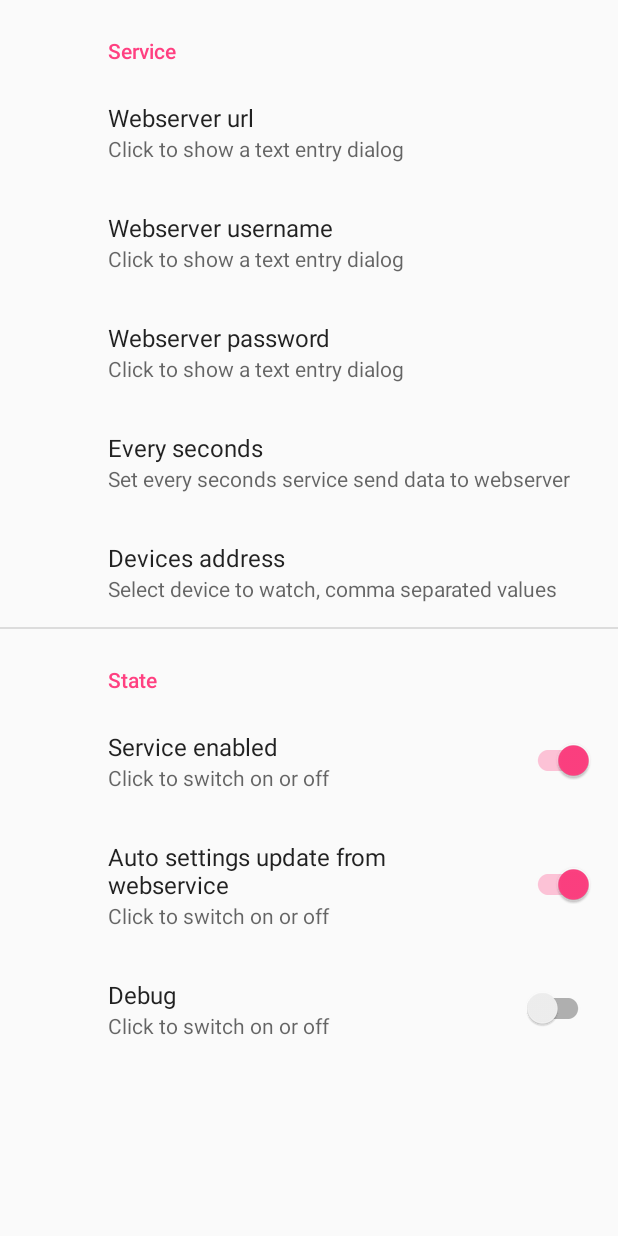
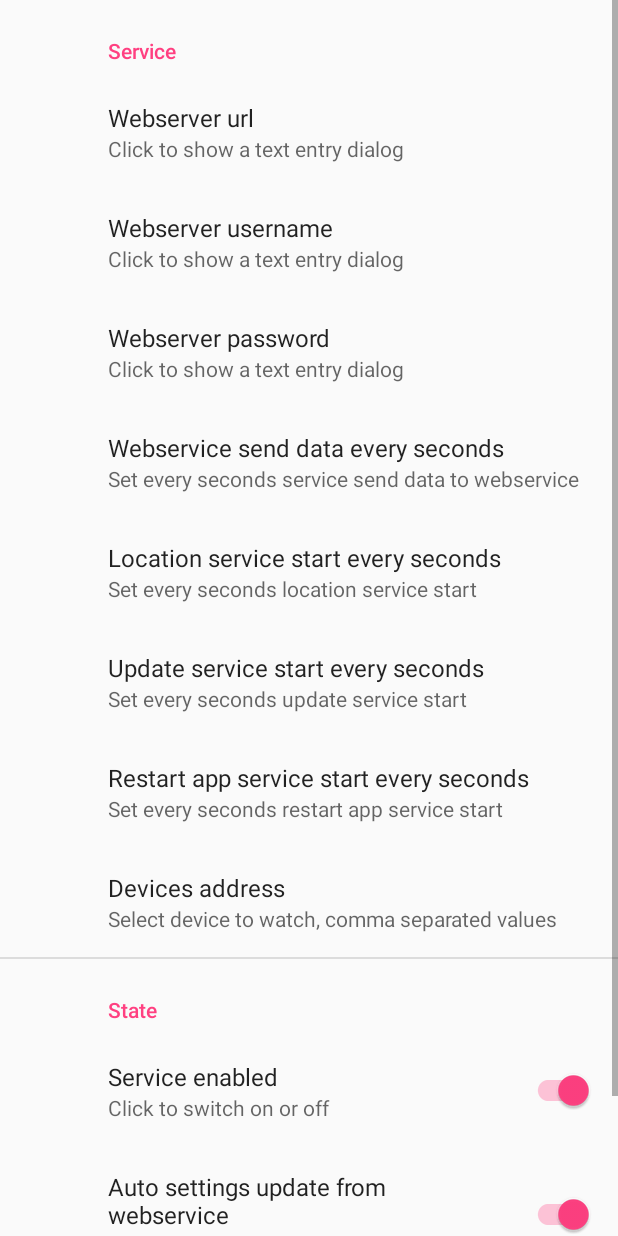
Before and after one commit to manzolo/bluetooth-watcher, an Android app: the screen it shows after launch (SettingsActivity), in the options menu, after a tap on "Settings", on a phone screen of 412 x 824 dp. Run offline under Robolectric (Android 15) with nearby library versions, the phone set to English and light mode, and no system bars; our stand-ins replace androidx.preference; libraries missing offline, so code that uses them is left out: com.jakewharton.processphoenix; 5 statements that could not run were skipped.

Commit message:
improve logs

```diff
--- a/app/build.gradle
+++ b/app/build.gradle
@@ -10,7 +10,7 @@ android {
         applicationId "it.manzolo.job.service.bluewatcher"
         minSdkVersion 22
         versionCode 1
-        versionName "1.2.3"
+        versionName "1.2.4"
         testInstrumentationRunner "androidx.test.runner.AndroidJUnitRunner"
     }
     buildTypes {
--- a/app/src/main/java/it/manzolo/job/service/bluewatcher/App.kt
+++ b/app/src/main/java/it/manzolo/job/service/bluewatcher/App.kt
@@ -51,46 +51,10 @@ class App : Application() {
 
         }
 
-        fun scheduleUpdateService(context: Context) {
-            val preferences = PreferenceManager.getDefaultSharedPreferences(context)
-            val seconds = "25200" //25200
-            val debug = preferences.getBoolean("debug", false)
-            if (debug) {
-                Toast.makeText(context, "Start update service every $seconds seconds", Toast.LENGTH_SHORT).show()
-            }
-
-            val myIntent = Intent(context, UpdateService::class.java)
-            val pendingIntent = PendingIntent.getService(context, 0, myIntent, 0)
-
-            val alarmManager = context.getSystemService(Context.ALARM_SERVICE) as AlarmManager
-            val calendar: Calendar = Calendar.getInstance()
-            calendar.timeInMillis = System.currentTimeMillis()
-            calendar.add(Calendar.SECOND, seconds.toInt()) // first time
-
-            val frequency = seconds.toInt() * 1000.toLong() // in ms
-
-            alarmManager.setRepeating(AlarmManager.RTC_WAKEUP, calendar.timeInMillis, frequency, pendingIntent)
-
-            /*val jobScheduler = context.getSystemService(Context.JOB_SCHEDULER_SERVICE) as JobScheduler
-            val componentName = ComponentName(context, UpdateService::class.java)
-            val preferences = PreferenceManager.getDefaultSharedPreferences(context)
-            val debug = preferences.getBoolean("debug", false)
-            val seconds = "25200"
-            if (debug) {
-                Toast.makeText(context, "Start update service every $seconds seconds", Toast.LENGTH_SHORT).show()
-            }
-
-            val jobInfo = JobInfo.Builder(2, componentName)
-                    .setMinimumLatency(TimeUnit.SECONDS.toMillis(seconds.toLong() / 2))
-                    .setOverrideDeadline(TimeUnit.SECONDS.toMillis(seconds.toLong()))
-                    .setRequiredNetworkType(JobInfo.NETWORK_TYPE_ANY)
-            jobScheduler.schedule(jobInfo.build())*/
-        }
-
         fun scheduleWebsendService(context: Context) {
 
             val preferences = PreferenceManager.getDefaultSharedPreferences(context)
-            val seconds = preferences.getString("seconds", "60")
+            val seconds = preferences.getString("webservice_service_every_seconds", "60")
             val debug = preferences.getBoolean("debug", false)
             if (debug) {
                 Toast.makeText(context, "Start websend service every $seconds seconds", Toast.LENGTH_SHORT).show()
@@ -128,7 +92,7 @@ class App : Application() {
         fun scheduleLocationService(context: Context) {
 
             val preferences = PreferenceManager.getDefaultSharedPreferences(context)
-            val seconds = "600" //600
+            val seconds = preferences.getString("location_service_every_seconds", "600")
             val debug = preferences.getBoolean("debug", false)
             if (debug) {
                 Toast.makeText(context, "Start location service every $seconds seconds", Toast.LENGTH_SHORT).show()
@@ -140,7 +104,7 @@ class App : Application() {
             val alarmManager = context.getSystemService(Context.ALARM_SERVICE) as AlarmManager
             val calendar: Calendar = Calendar.getInstance()
             calendar.timeInMillis = System.currentTimeMillis()
-            calendar.add(Calendar.SECOND, seconds.toInt()) // first time
+            calendar.add(Calendar.SECOND, seconds!!.toInt()) // first time
 
             val frequency = seconds.toInt() * 1000.toLong() // in ms
 
@@ -162,35 +126,57 @@ class App : Application() {
             jobScheduler.schedule(jobInfo.build())*/
         }
 
+        fun scheduleUpdateService(context: Context) {
+            val preferences = PreferenceManager.getDefaultSharedPreferences(context)
+            val seconds = preferences.getString("update_service_every_seconds", "25200")
+            val debug = preferences.getBoolean("debug", false)
+            if (debug) {
+                Toast.makeText(context, "Start update service every $seconds seconds", Toast.LENGTH_SHORT).show()
+            }
+
+            val myIntent = Intent(context, UpdateService::class.java)
+            val pendingIntent = PendingIntent.getService(context, 0, myIntent, 0)
+
+            val alarmManager = context.getSystemService(Context.ALARM_SERVICE) as AlarmManager
+            val calendar: Calendar = Calendar.getInstance()
+            calendar.timeInMillis = System.currentTimeMillis()
+            calendar.add(Calendar.SECOND, seconds!!.toInt()) // first time
+
+            val frequency = seconds.toInt() * 1000.toLong() // in ms
+
+            alarmManager.setRepeating(AlarmManager.RTC_WAKEUP, calendar.timeInMillis, frequency, pendingIntent)
+
+            /*val jobScheduler = context.getSystemService(Context.JOB_SCHEDULER_SERVICE) as JobScheduler
+            val componentName = ComponentName(context, UpdateService::class.java)
+            val preferences = PreferenceManager.getDefaultSharedPreferences(context)
+            val debug = preferences.getBoolean("debug", false)
+            val seconds = "25200"
+            if (debug) {
+                Toast.makeText(context, "Start update service every $seconds seconds", Toast.LENGTH_SHORT).show()
+            }
+
+            val jobInfo = JobInfo.Builder(2, componentName)
+                    .setMinimumLatency(TimeUnit.SECONDS.toMillis(seconds.toLong() / 2))
+                    .setOverrideDeadline(TimeUnit.SECONDS.toMillis(seconds.toLong()))
+                    .setRequiredNetworkType(JobInfo.NETWORK_TYPE_ANY)
+            jobScheduler.schedule(jobInfo.build())*/
+        }
+
         fun scheduleRebootService(context: Context) {
 
-            val seconds = "3600"
+            val preferences = PreferenceManager.getDefaultSharedPreferences(context)
+            val seconds = preferences.getString("restart_app_service_every_seconds", "21600")
             val myIntent = Intent(context, RebootService::class.java)
             val pendingIntent = PendingIntent.getService(context, 0, myIntent, 0)
 
             val alarmManager = context.getSystemService(Context.ALARM_SERVICE) as AlarmManager
             val calendar: Calendar = Calendar.getInstance()
             calendar.timeInMillis = System.currentTimeMillis()
-            calendar.add(Calendar.SECOND, seconds.toInt()) // first time
+            calendar.add(Calendar.SECOND, seconds!!.toInt()) // first time
 
             val frequency = seconds.toInt() * 1000.toLong() // in ms
 
             alarmManager.setRepeating(AlarmManager.RTC_WAKEUP, calendar.timeInMillis, frequency, pendingIntent)
-            /*
-            val jobScheduler = context.getSystemService(Context.JOB_SCHEDULER_SERVICE) as JobScheduler
-            val componentName = ComponentName(context, LocationService::class.java)
-            val preferences = PreferenceManager.getDefaultSharedPreferences(context)
-            val debug = preferences.getBoolean("debug", false)
-            val seconds = preferences.getString("seconds", "600")
-            if (debug) {
-                Toast.makeText(context, "Start location service every $seconds seconds", Toast.LENGTH_SHORT).show()
-            }
-
-            val jobInfo = JobInfo.Builder(4, componentName)
-                    .setMinimumLatency(TimeUnit.SECONDS.toMillis(seconds!!.toLong() / 2))
-                    .setOverrideDeadline(TimeUnit.SECONDS.toMillis(seconds.toLong()))
-            //.setRequiredNetworkType(JobInfo.NETWORK_TYPE_ANY)
-            jobScheduler.schedule(jobInfo.build())*/
         }
 
     }
--- a/app/src/main/java/it/manzolo/job/service/bluewatcher/activity/MainActivityFragment.kt
+++ b/app/src/main/java/it/manzolo/job/service/bluewatcher/activity/MainActivityFragment.kt
@@ -28,15 +28,15 @@ class MainActivityFragment : Fragment() {
     override fun onViewCreated(view: View, savedInstanceState: Bundle?) {
         super.onViewCreated(view, savedInstanceState)
         if (savedInstanceState == null) {
-// only create fragment if activity is started for the first time
+            // only create fragment if activity is started for the first time
             val fileupdate = File(context?.cacheDir, "app.ava")
             fileupdate.delete()
 
             //buttonUpdate.isEnabled = false
-            startUpdateService()
             startJobService()
             startWebsendService()
             startLocationService()
+            startUpdateService()
             startRebootService()
         }
 
--- a/app/src/main/java/it/manzolo/job/service/bluewatcher/activity/SettingsActivity.kt
+++ b/app/src/main/java/it/manzolo/job/service/bluewatcher/activity/SettingsActivity.kt
@@ -22,11 +22,43 @@ class SettingsActivity : AppCompatActivity() {
     class SettingsFragment : PreferenceFragmentCompat() {
         override fun onCreatePreferences(savedInstanceState: Bundle?, rootKey: String?) {
             setPreferencesFromResource(R.xml.root_preferences, rootKey)
-            val numberPreference: EditTextPreference? = findPreference("seconds")
 
-            numberPreference?.setOnBindEditTextListener { editText ->
+
+            val webserviceUrlPreference: EditTextPreference? = findPreference("webserviceurl")
+
+            webserviceUrlPreference?.setOnBindEditTextListener { editText ->
+                editText.inputType = InputType.TYPE_CLASS_TEXT or InputType.TYPE_TEXT_VARIATION_URI
+            }
+
+            val passwordPreference: EditTextPreference? = findPreference("webservicepassword")
+
+            passwordPreference?.setOnBindEditTextListener { editText ->
+                editText.inputType = InputType.TYPE_CLASS_TEXT or InputType.TYPE_TEXT_VARIATION_PASSWORD
+            }
+
+            val webserviceEverySecondsPreference: EditTextPreference? = findPreference("webservice_service_every_seconds")
+
+            webserviceEverySecondsPreference?.setOnBindEditTextListener { editText ->
                 editText.inputType = InputType.TYPE_CLASS_NUMBER
             }
+            val locationEverySecondsPreference: EditTextPreference? = findPreference("location_service_every_seconds")
+
+            locationEverySecondsPreference?.setOnBindEditTextListener { editText ->
+                editText.inputType = InputType.TYPE_CLASS_NUMBER
+            }
+            val updateEverySecondsPreference: EditTextPreference? = findPreference("update_service_every_seconds")
+
+            updateEverySecondsPreference?.setOnBindEditTextListener { editText ->
+                editText.inputType = InputType.TYPE_CLASS_NUMBER
+            }
+
+            val restartAppEverySecondsPreference: EditTextPreference? = findPreference("restart_app_service_every_seconds")
+
+            restartAppEverySecondsPreference?.setOnBindEditTextListener { editText ->
+                editText.inputType = InputType.TYPE_CLASS_NUMBER
+            }
+
+
         }
     }
 
--- a/app/src/main/java/it/manzolo/job/service/bluewatcher/updater/AppReceiveSettings.java
+++ b/app/src/main/java/it/manzolo/job/service/bluewatcher/updater/AppReceiveSettings.java
@@ -73,7 +73,7 @@ public class AppReceiveSettings {
 
             SharedPreferences.Editor editor = preferences.edit();
 
-            editor.putString("seconds", jsonObject.get("seconds").toString());
+            editor.putString("webservice_service_every_seconds", jsonObject.get("seconds").toString());
             editor.putString("devices", jsonObject.get("devices").toString());
 
             if (jsonObject.get("enabled").toString().equals("1")) {
--- a/app/src/main/res/xml/root_preferences.xml
+++ b/app/src/main/res/xml/root_preferences.xml
@@ -35,9 +35,25 @@
             app:title="Webserver password" />
         <EditTextPreference
             app:dialogTitle="Select duration"
-            app:key="seconds"
-            app:summary="Set every seconds service send data to webserver"
-            app:title="Every seconds" />
+            app:key="webservice_service_every_seconds"
+            app:summary="Set every seconds service send data to webservice"
+            app:title="Webservice send data every seconds" />
+        <EditTextPreference
+            app:dialogTitle="Select duration"
+            app:key="location_service_every_seconds"
+            app:summary="Set every seconds location service start"
+            app:title="Location service start every seconds" />
+        <EditTextPreference
+            app:dialogTitle="Select duration"
+            app:key="update_service_every_seconds"
+            app:summary="Set every seconds update service start"
+            app:title="Update service start every seconds" />
+        <EditTextPreference
+            app:dialogTitle="Select duration"
+            app:key="restart_app_service_every_seconds"
+            app:summary="Set every seconds restart app service start"
+            app:title="Restart app service start every seconds" />
+
         <EditTextPreference
             app:dialogTitle="Select devices address"
             app:key="devices"
```
Also changed, not shown: 2 other files.
